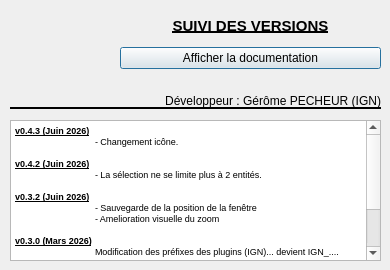
Qt form aproposde.ui (IGNF/altibonne-qgis-plugin) before a commit.
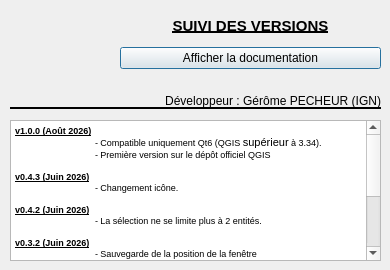
The same form after that commit. Icons and pictures are not drawn.

Commit message: compatible qt6 uniquement.

```diff
--- a/aproposde.ui
+++ b/aproposde.ui
@@ -99,7 +99,11 @@
     <string>&lt;!DOCTYPE HTML PUBLIC &quot;-//W3C//DTD HTML 4.0//EN&quot; &quot;http://www.w3.org/TR/REC-html40/strict.dtd&quot;&gt;
 &lt;html&gt;&lt;head&gt;&lt;meta name=&quot;qrichtext&quot; content=&quot;1&quot; /&gt;&lt;style type=&quot;text/css&quot;&gt;
 p, li { white-space: pre-wrap; }
-&lt;/style&gt;&lt;/head&gt;&lt;body style=&quot; font-family:'MS Shell Dlg 2'; font-size:8.25pt; font-weight:400; font-style:normal;&quot;&gt;
+&lt;/style&gt;&lt;/head&gt;&lt;body style=&quot; font-family:'MS Shell Dlg 2'; font-size:7.8pt; font-weight:400; font-style:normal;&quot;&gt;
+&lt;p style=&quot; margin-top:0px; margin-bottom:0px; margin-left:0px; margin-right:0px; -qt-block-indent:0; text-indent:0px;&quot;&gt;&lt;span style=&quot; font-size:7pt; font-weight:600; text-decoration: underline;&quot;&gt;v1.0.0 (Août 2026)&lt;/span&gt;&lt;/p&gt;
+&lt;p style=&quot; margin-top:0px; margin-bottom:0px; margin-left:0px; margin-right:0px; -qt-block-indent:0; text-indent:0px;&quot;&gt;&lt;span style=&quot; font-size:7pt;&quot;&gt;	- Compatible uniquement Qt6 (QGIS &lt;/span&gt;&lt;span style=&quot; font-size:8pt;&quot;&gt;supérieur&lt;/span&gt;&lt;span style=&quot; font-size:7pt;&quot;&gt; à 3.34).&lt;/span&gt;&lt;/p&gt;
+&lt;p style=&quot; margin-top:0px; margin-bottom:0px; margin-left:0px; margin-right:0px; -qt-block-indent:0; text-indent:0px;&quot;&gt;&lt;span style=&quot; font-size:7pt;&quot;&gt;	- Première version sur le dépôt officiel QGIS&lt;/span&gt;&lt;/p&gt;
+&lt;p style=&quot;-qt-paragraph-type:empty; margin-top:0px; margin-bottom:0px; margin-left:0px; margin-right:0px; -qt-block-indent:0; text-indent:0px; font-size:7pt;&quot;&gt;&lt;br /&gt;&lt;/p&gt;
 &lt;p style=&quot; margin-top:0px; margin-bottom:0px; margin-left:0px; margin-right:0px; -qt-block-indent:0; text-indent:0px;&quot;&gt;&lt;span style=&quot; font-size:7pt; font-weight:600; text-decoration: underline;&quot;&gt;v0.4.3 (Juin 2026)&lt;/span&gt;&lt;/p&gt;
 &lt;p style=&quot; margin-top:0px; margin-bottom:0px; margin-left:0px; margin-right:0px; -qt-block-indent:0; text-indent:0px;&quot;&gt;&lt;span style=&quot; font-size:7pt;&quot;&gt;	- Changement icône.&lt;/span&gt;&lt;/p&gt;
 &lt;p style=&quot;-qt-paragraph-type:empty; margin-top:0px; margin-bottom:0px; margin-left:0px; margin-right:0px; -qt-block-indent:0; text-indent:0px; font-size:7pt;&quot;&gt;&lt;br /&gt;&lt;/p&gt;
```
The commit also changes 7 other files.
